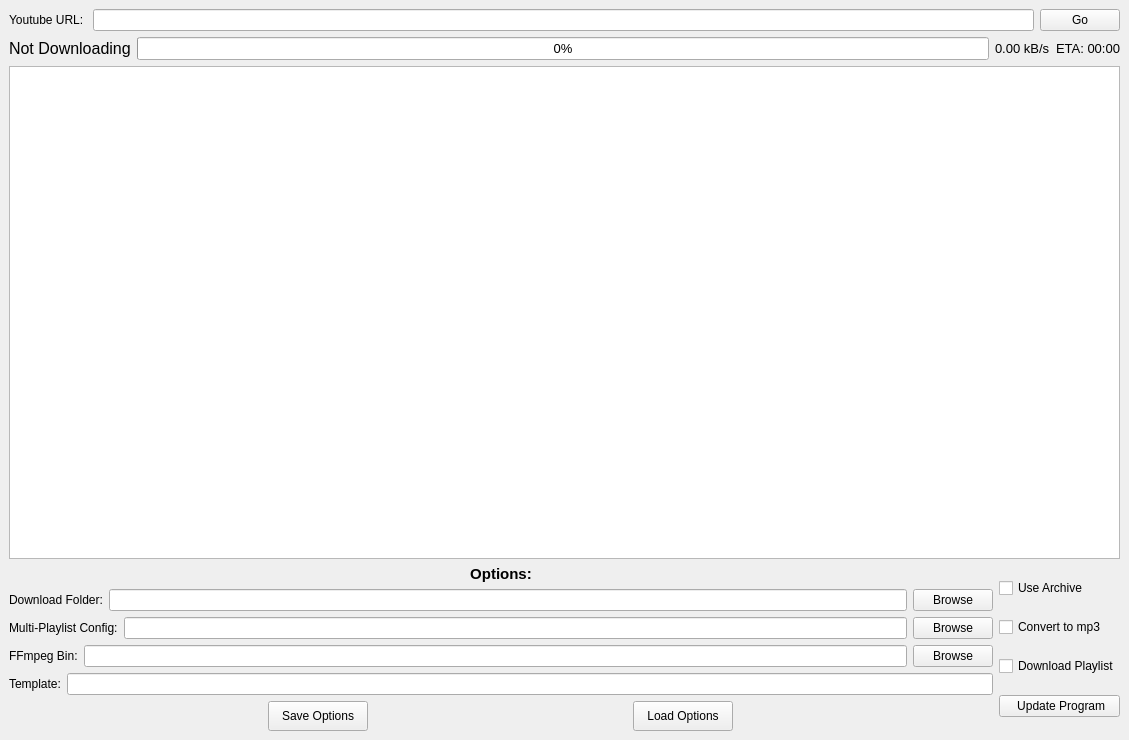
Above: youtube_downloader/main.ui from aidanprior/youtube-dl before the change. Below: the same form after it.
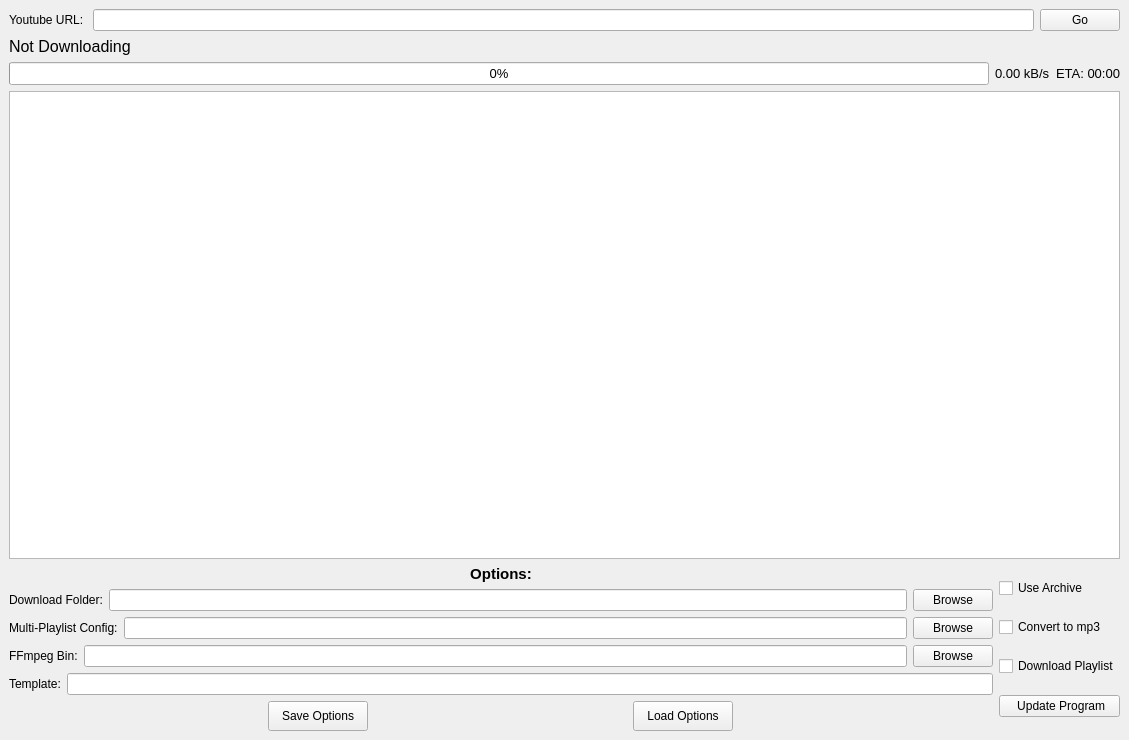
That is the form after the change. Icons and pictures are not drawn.

Commit message: fixed threading issue with multiple playlist downloads, and prettified the list object

```diff
--- a/youtube_downloader/main.ui
+++ b/youtube_downloader/main.ui
@@ -75,8 +75,6 @@
      </layout>
     </item>
     <item>
-     <layout class="QHBoxLayout" name="download_status_layout">
-      <item>
        <widget class="QLabel" name="download_filename_label">
         <property name="sizePolicy">
          <sizepolicy hsizetype="Preferred" vsizetype="Fixed">
@@ -86,7 +84,7 @@
         </property>
         <property name="maximumSize">
          <size>
-          <width>300</width>
+        <width>16777215</width>
           <height>16777215</height>
          </size>
         </property>
@@ -111,6 +109,8 @@
        </widget>
       </item>
       <item>
+     <layout class="QHBoxLayout" name="download_status_layout">
+      <item>
        <widget class="QProgressBar" name="download_progressbar">
         <property name="font">
          <font>
@@ -179,7 +179,33 @@
      </layout>
     </item>
     <item>
-     <widget class="QListWidget" name="downloaded_list"/>
+     <widget class="QListWidget" name="downloaded_list">
+      <property name="font">
+       <font>
+        <family>Courier</family>
+        <pointsize>15</pointsize>
+        <kerning>false</kerning>
+       </font>
+      </property>
+      <property name="autoFillBackground">
+       <bool>false</bool>
+      </property>
+      <property name="verticalScrollBarPolicy">
+       <enum>Qt::ScrollBarAsNeeded</enum>
+      </property>
+      <property name="alternatingRowColors">
+       <bool>true</bool>
+      </property>
+      <property name="selectionMode">
+       <enum>QAbstractItemView::NoSelection</enum>
+      </property>
+      <property name="selectionBehavior">
+       <enum>QAbstractItemView::SelectItems</enum>
+      </property>
+      <property name="uniformItemSizes">
+       <bool>false</bool>
+      </property>
+     </widget>
     </item>
     <item>
      <layout class="QHBoxLayout" name="options_layout">
```
Lines whose indentation alone changed are shown as unchanged. The commit also changes 2 other files.
